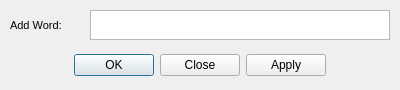
This is addword.ui in purplewavesss/WordleQt as Qt 5 draws it before an edit. The edited form follows.
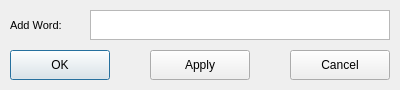
This is the edited form.

The edit to the form file:
```diff
--- a/addword.ui
+++ b/addword.ui
@@ -13,25 +13,6 @@
   <property name="windowTitle">
    <string>Add Word</string>
   </property>
-  <widget class="QDialogButtonBox" name="buttonBox">
-   <property name="geometry">
-    <rect>
-     <x>0</x>
-     <y>50</y>
-     <width>400</width>
-     <height>30</height>
-    </rect>
-   </property>
-   <property name="orientation">
-    <enum>Qt::Horizontal</enum>
-   </property>
-   <property name="standardButtons">
-    <set>QDialogButtonBox::Apply|QDialogButtonBox::Close|QDialogButtonBox::Ok</set>
-   </property>
-   <property name="centerButtons">
-    <bool>true</bool>
-   </property>
-  </widget>
   <widget class="QLabel" name="label">
    <property name="geometry">
     <rect>
@@ -60,6 +41,45 @@
     </rect>
    </property>
   </widget>
+  <widget class="QPushButton" name="ok_button">
+   <property name="geometry">
+    <rect>
+     <x>10</x>
+     <y>50</y>
+     <width>100</width>
+     <height>30</height>
+    </rect>
+   </property>
+   <property name="text">
+    <string>OK</string>
+   </property>
+  </widget>
+  <widget class="QPushButton" name="apply_button">
+   <property name="geometry">
+    <rect>
+     <x>150</x>
+     <y>50</y>
+     <width>100</width>
+     <height>30</height>
+    </rect>
+   </property>
+   <property name="text">
+    <string>Apply</string>
+   </property>
+  </widget>
+  <widget class="QPushButton" name="cancel_button">
+   <property name="geometry">
+    <rect>
+     <x>290</x>
+     <y>50</y>
+     <width>100</width>
+     <height>30</height>
+    </rect>
+   </property>
+   <property name="text">
+    <string>Cancel</string>
+   </property>
+  </widget>
  </widget>
  <resources/>
  <connections>
```
Left out of the diff: 37 changed lines with no effect on the pictures.
